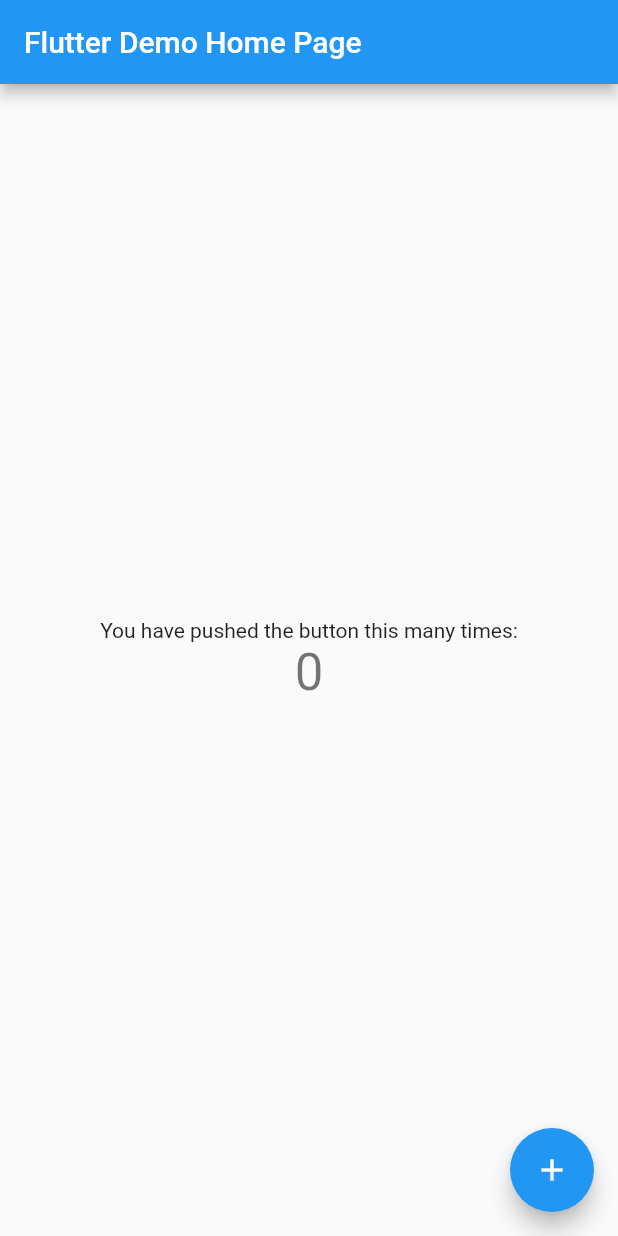
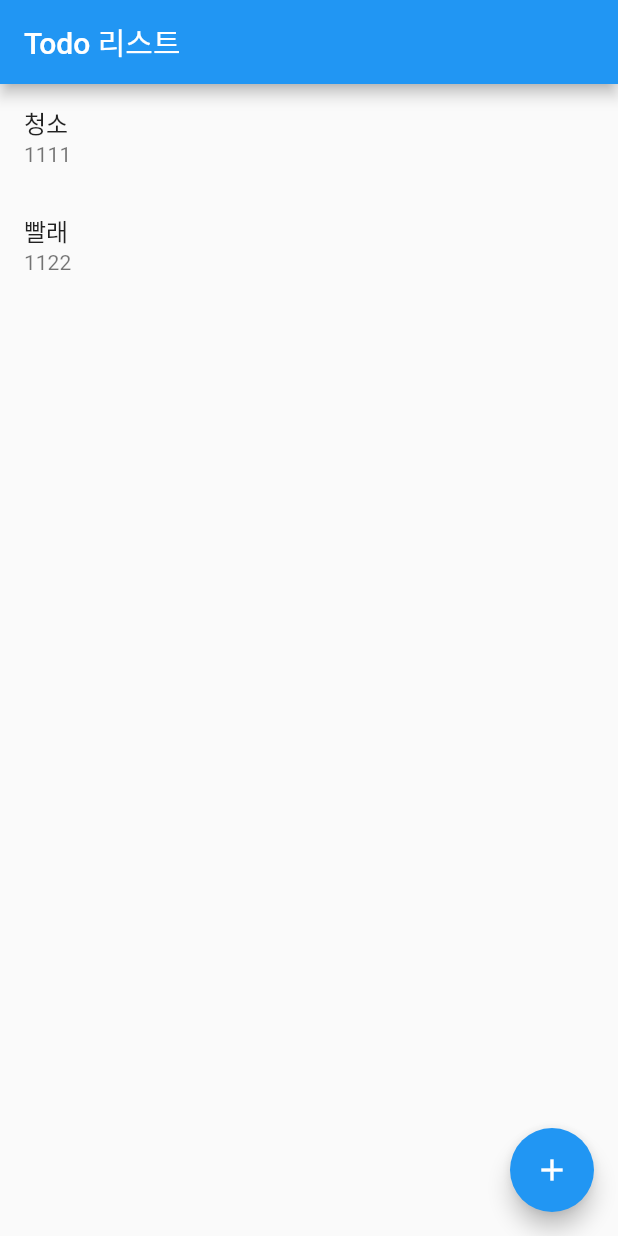
Before and after one commit to junsuk5/flutter-first-guide, a Flutter app: the screen it shows after launch, on a phone screen of 412 x 824 dp. Run offline on Flutter 3.47's test engine with Material 2 defaults, Android fonts, the phone set to English and light mode, and no system bars; our stand-ins replace geolocator, google_maps_flutter, hive, hive_flutter, image_picker, sensors_plus and 2 more; missing offline and left inert: soundpool; accounts and stored records are empty.

Commit message:
Todo 리스트 : 첫 화면 작성

```diff
--- /dev/null
+++ b/todolist/lib/create/create_screen.dart
@@ -0,0 +1,16 @@
+import 'package:flutter/material.dart';
+
+class CreateScreen extends StatelessWidget {
+  const CreateScreen({Key? key}) : super(key: key);
+
+  @override
+  Widget build(BuildContext context) {
+    return Scaffold(
+      appBar: AppBar(
+        title: const Text('Todo 작성'),
+      ),
+      body: Container(),
+
+    );
+  }
+}
--- /dev/null
+++ b/todolist/lib/domain/todo.dart
@@ -0,0 +1,21 @@
+
+import 'package:hive/hive.dart';
+
+@HiveType(typeId: 0)
+class Todo extends HiveObject {
+
+  @HiveField(0)
+  int? id;
+
+  @HiveField(1)
+  String title;
+
+  @HiveField(2)
+  int dateTime;
+
+  Todo({
+    this.id,
+    required this.title,
+    required this.dateTime,
+  });
+}
--- /dev/null
+++ b/todolist/lib/list/list_model.dart
@@ -0,0 +1,25 @@
+import 'package:hive_flutter/hive_flutter.dart';
+
+import '../domain/todo.dart';
+
+class ListModel {
+  final _todos = [
+    Todo(
+      id: 0,
+      title: '청소',
+      dateTime: 1111,
+    ),
+    Todo(
+      id: 1,
+      title: '빨래',
+      dateTime: 1122,
+    ),
+  ];
+
+  final Box<Todo> box;
+
+  ListModel(this.box);
+
+  // List<Todo> getTodoList() => box.values.toList();
+  List<Todo> getTodoList() => _todos;
+}
--- /dev/null
+++ b/todolist/lib/list/list_screen.dart
@@ -0,0 +1,40 @@
+import 'package:flutter/material.dart';
+import 'package:todolist/create/create_screen.dart';
+
+import '../main.dart';
+
+class ListScreen extends StatefulWidget {
+  const ListScreen({Key? key}) : super(key: key);
+
+  @override
+  State<ListScreen> createState() => _ListScreenState();
+}
+
+class _ListScreenState extends State<ListScreen> {
+  @override
+  Widget build(BuildContext context) {
+    return Scaffold(
+      appBar: AppBar(
+        title: const Text('Todo 리스트'),
+      ),
+      body: ListView(
+        children: listModel
+            .getTodoList()
+            .map((todo) => ListTile(
+                  title: Text(todo.title),
+                  subtitle: Text('${todo.dateTime}'),
+                ))
+            .toList(),
+      ),
+      floatingActionButton: FloatingActionButton(
+        onPressed: () {
+          Navigator.push(
+            context,
+            MaterialPageRoute(builder: (context) => const CreateScreen()),
+          );
+        },
+        child: const Icon(Icons.add),
+      ),
+    );
+  }
+}
--- a/todolist/lib/main.dart
+++ b/todolist/lib/main.dart
@@ -1,6 +1,18 @@
 import 'package:flutter/material.dart';
+import 'package:todolist/list/list_model.dart';
 
-void main() {
+import 'domain/todo.dart';
+import 'list/list_screen.dart';
+import 'package:hive_flutter/hive_flutter.dart';
+
+late final Box<Todo> box;
+late final ListModel listModel;
+
+void main() async {
+  await Hive.initFlutter();
+  box = await Hive.openBox<Todo>('todolist.db');
+  listModel = ListModel(box);
+
   runApp(const MyApp());
 }
 
@@ -13,103 +25,9 @@
     return MaterialApp(
       title: 'Flutter Demo',
       theme: ThemeData(
-        // This is the theme of your application.
-        //
-        // Try running your application with "flutter run". You'll see the
-        // application has a blue toolbar. Then, without quitting the app, try
-        // changing the primarySwatch below to Colors.green and then invoke
-        // "hot reload" (press "r" in the console where you ran "flutter run",
-        // or simply save your changes to "hot reload" in a Flutter IDE).
-        // Notice that the counter didn't reset back to zero; the application
-        // is not restarted.
         primarySwatch: Colors.blue,
       ),
-      home: const MyHomePage(title: 'Flutter Demo Home Page'),
+      home: const ListScreen(),
     );
   }
 }
-
-class MyHomePage extends StatefulWidget {
-  const MyHomePage({super.key, required this.title});
-
-  // This widget is the home page of your application. It is stateful, meaning
-  // that it has a State object (defined below) that contains fields that affect
-  // how it looks.
-
-  // This class is the configuration for the state. It holds the values (in this
-  // case the title) provided by the parent (in this case the App widget) and
-  // used by the build method of the State. Fields in a Widget subclass are
-  // always marked "final".
-
-  final String title;
-
-  @override
-  State<MyHomePage> createState() => _MyHomePageState();
-}
-
-class _MyHomePageState extends State<MyHomePage> {
-  int _counter = 0;
-
-  void _incrementCounter() {
-    setState(() {
-      // This call to setState tells the Flutter framework that something has
-      // changed in this State, which causes it to rerun the build method below
-      // so that the display can reflect the updated values. If we changed
-      // _counter without calling setState(), then the build method would not be
-      // called again, and so nothing would appear to happen.
-      _counter++;
-    });
-  }
-
-  @override
-  Widget build(BuildContext context) {
-    // This method is rerun every time setState is called, for instance as done
-    // by the _incrementCounter method above.
-    //
-    // The Flutter framework has been optimized to make rerunning build methods
-    // fast, so that you can just rebuild anything that needs updating rather
-    // than having to individually change instances of widgets.
-    return Scaffold(
-      appBar: AppBar(
-        // Here we take the value from the MyHomePage object that was created by
-        // the App.build method, and use it to set our appbar title.
-        title: Text(widget.title),
-      ),
-      body: Center(
-        // Center is a layout widget. It takes a single child and positions it
-        // in the middle of the parent.
-        child: Column(
-          // Column is also a layout widget. It takes a list of children and
-          // arranges them vertically. By default, it sizes itself to fit its
-          // children horizontally, and tries to be as tall as its parent.
-          //
-          // Invoke "debug painting" (press "p" in the console, choose the
-          // "Toggle Debug Paint" action from the Flutter Inspector in Android
-          // Studio, or the "Toggle Debug Paint" command in Visual Studio Code)
-          // to see the wireframe for each widget.
-          //
-          // Column has various properties to control how it sizes itself and
-          // how it positions its children. Here we use mainAxisAlignment to
-          // center the children vertically; the main axis here is the vertical
-          // axis because Columns are vertical (the cross axis would be
-          // horizontal).
-          mainAxisAlignment: MainAxisAlignment.center,
-          children: <Widget>[
-            const Text(
-              'You have pushed the button this many times:',
-            ),
-            Text(
-              '$_counter',
-              style: Theme.of(context).textTheme.headline4,
-            ),
-          ],
-        ),
-      ),
-      floatingActionButton: FloatingActionButton(
-        onPressed: _incrementCounter,
-        tooltip: 'Increment',
-        child: const Icon(Icons.add),
-      ), // This trailing comma makes auto-formatting nicer for build methods.
-    );
-  }
-}
```
